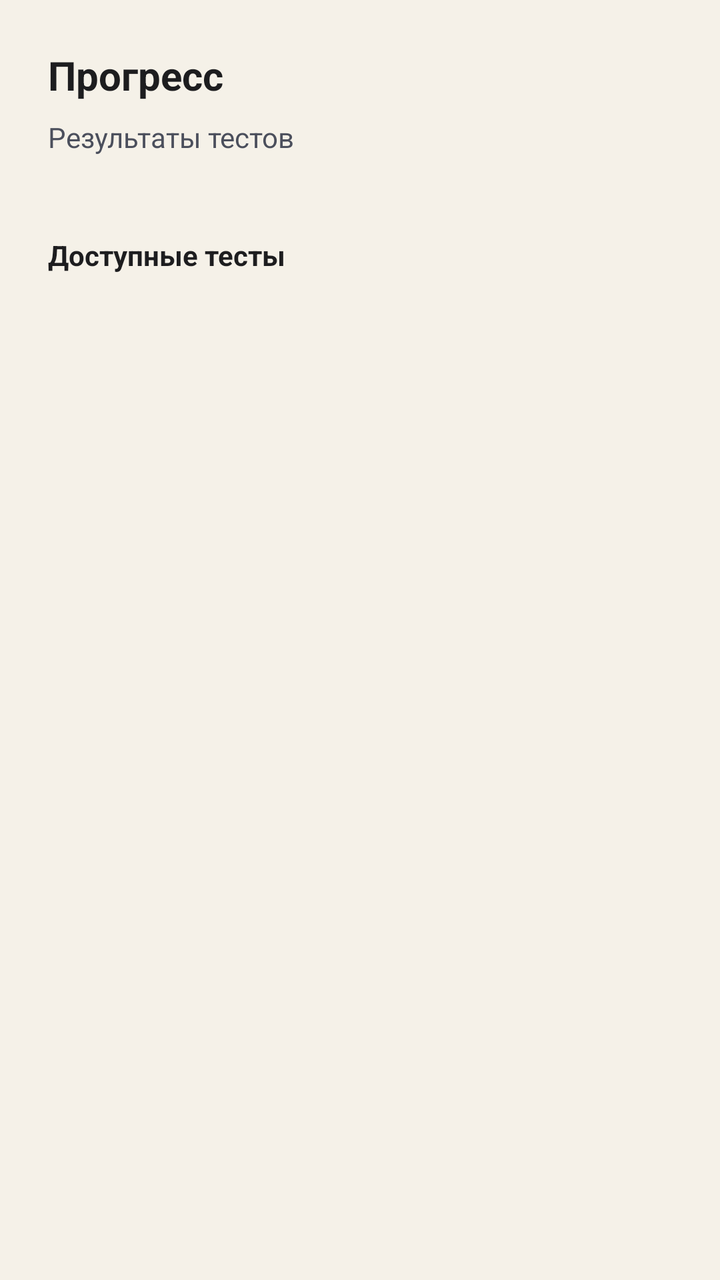
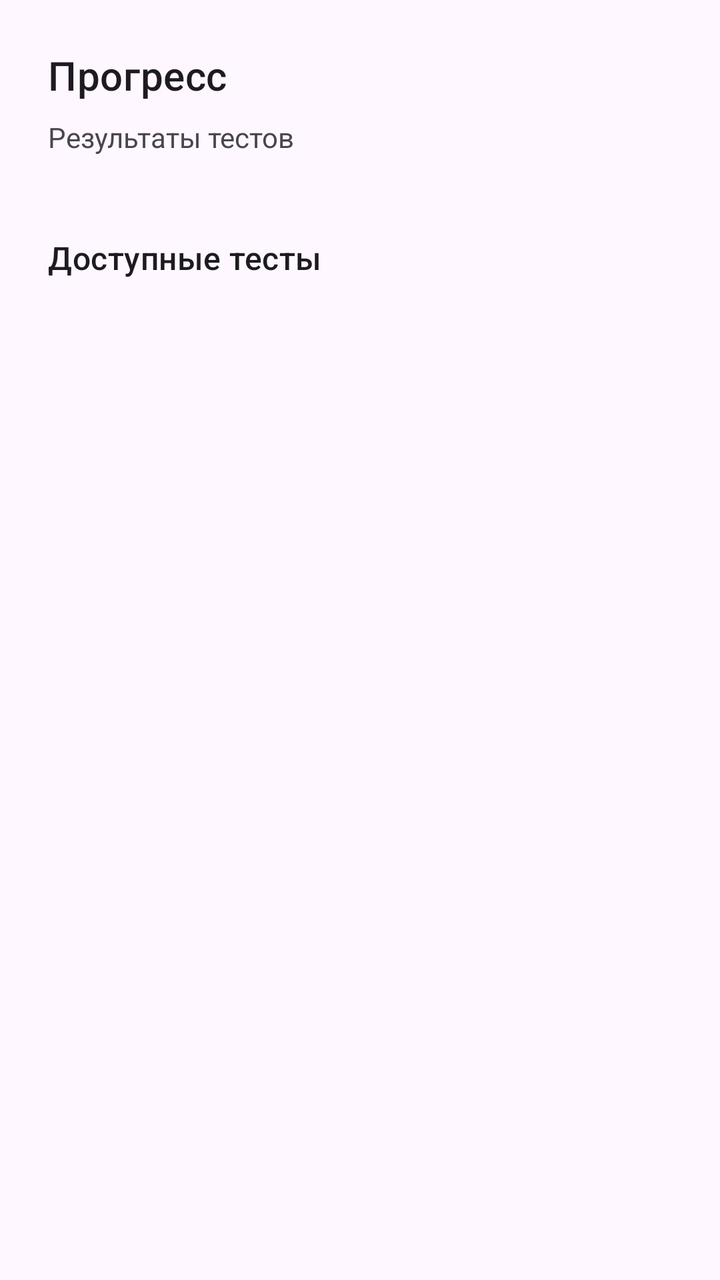

An Android layout rendered at two revisions. The XML below is the earlier revision; the diff shows what the commit changed to produce the second picture.
<!-- AndroidManifest.xml: application theme Theme.TutorPlatform -->
<!-- res/layout/fragment_student_progress.xml -->
<?xml version="1.0" encoding="utf-8"?>
<ScrollView
    xmlns:android="http://schemas.android.com/apk/res/android"
    android:layout_width="match_parent"
    android:layout_height="match_parent"
    android:background="@color/brand_light">

    <LinearLayout
        android:layout_width="match_parent"
        android:layout_height="wrap_content"
        android:orientation="vertical"
        android:padding="@dimen/spacing_lg">

        <TextView
            android:layout_width="match_parent"
            android:layout_height="wrap_content"
            android:text="Прогресс"
            android:textSize="20sp"
            android:textStyle="bold"
            android:textColor="@color/text_primary" />

        <TextView
            android:layout_width="match_parent"
            android:layout_height="wrap_content"
            android:layout_marginTop="@dimen/spacing_sm"
            android:text="Результаты тестов"
            android:textColor="@color/text_secondary" />

        <androidx.recyclerview.widget.RecyclerView
            android:id="@+id/student_results_list"
            android:layout_width="match_parent"
            android:layout_height="wrap_content"
            android:layout_marginTop="@dimen/spacing_md" />

        <ProgressBar
            android:id="@+id/student_results_progress"
            android:layout_width="wrap_content"
            android:layout_height="wrap_content"
            android:layout_gravity="center_horizontal"
            android:layout_marginTop="@dimen/spacing_sm"
            android:visibility="gone" />

        <TextView
            android:layout_width="match_parent"
            android:layout_height="wrap_content"
            android:layout_marginTop="@dimen/spacing_lg"
            android:text="Доступные тесты"
            android:textColor="@color/text_primary"
            android:textStyle="bold" />

        <androidx.recyclerview.widget.RecyclerView
            android:id="@+id/student_tests_list"
            android:layout_width="match_parent"
            android:layout_height="wrap_content"
            android:layout_marginTop="@dimen/spacing_md" />

        <ProgressBar
            android:id="@+id/student_tests_progress"
            android:layout_width="wrap_content"
            android:layout_height="wrap_content"
            android:layout_gravity="center_horizontal"
            android:layout_marginTop="@dimen/spacing_sm"
            android:visibility="gone" />

    </LinearLayout>
</ScrollView>
<!-- resources referenced by this layout -->
<resources>
  <color name="brand_light">#F5F1E8</color>
  <color name="text_primary">#1D1D1F</color>
  <color name="text_secondary">#4B4F5C</color>
  <dimen name="spacing_lg">24dp</dimen>
  <dimen name="spacing_md">16dp</dimen>
  <dimen name="spacing_sm">8dp</dimen>
  <style name="Theme.TutorPlatform" parent="Theme.MaterialComponents.Light.NoActionBar">
          <item name="colorPrimary">@color/brand_primary</item>
          <item name="colorPrimaryVariant">@color/brand_dark</item>
          <item name="colorOnPrimary">@color/white</item>
          <item name="colorSecondary">@color/brand_secondary</item>
          <item name="colorSecondaryVariant">@color/brand_tertiary</item>
          <item name="colorOnSecondary">@color/brand_dark</item>
          <item name="android:statusBarColor">@color/brand_dark</item>
          <item name="android:windowBackground">@color/brand_light</item>
          <item name="android:colorAccent">@color/accent</item>
      </style>
  <color name="brand_primary">#2E3A59</color>
  <color name="brand_dark">#1F2433</color>
  <color name="white">#FFFFFF</color>
  <color name="brand_secondary">#E9B44C</color>
  <color name="brand_tertiary">#D6605A</color>
  <color name="accent">#3C6E71</color>
</resources>

<!-- the commit's change to res/layout/fragment_student_progress.xml (unified diff, before → after) -->
@@ -1,9 +1,10 @@
 <?xml version="1.0" encoding="utf-8"?>
 <ScrollView
     xmlns:android="http://schemas.android.com/apk/res/android"
+    xmlns:app="http://schemas.android.com/apk/res-auto"
     android:layout_width="match_parent"
     android:layout_height="match_parent"
-    android:background="@color/brand_light">
+    android:fitsSystemWindows="true">
 
     <LinearLayout
         android:layout_width="match_parent"
@@ -11,20 +12,20 @@
         android:orientation="vertical"
         android:padding="@dimen/spacing_lg">
 
-        <TextView
+        <com.google.android.material.textview.MaterialTextView
             android:layout_width="match_parent"
             android:layout_height="wrap_content"
             android:text="Прогресс"
+            android:textColor="?attr/colorOnSurface"
             android:textSize="20sp"
-            android:textStyle="bold"
-            android:textColor="@color/text_primary" />
+            android:textAppearance="?attr/textAppearanceTitleMedium" />
 
-        <TextView
+        <com.google.android.material.textview.MaterialTextView
             android:layout_width="match_parent"
             android:layout_height="wrap_content"
             android:layout_marginTop="@dimen/spacing_sm"
             android:text="Результаты тестов"
-            android:textColor="@color/text_secondary" />
+            android:textColor="?attr/colorOnSurfaceVariant" />
 
         <androidx.recyclerview.widget.RecyclerView
             android:id="@+id/student_results_list"
@@ -40,13 +41,13 @@
             android:layout_marginTop="@dimen/spacing_sm"
             android:visibility="gone" />
 
-        <TextView
+        <com.google.android.material.textview.MaterialTextView
             android:layout_width="match_parent"
             android:layout_height="wrap_content"
             android:layout_marginTop="@dimen/spacing_lg"
             android:text="Доступные тесты"
-            android:textColor="@color/text_primary"
-            android:textStyle="bold" />
+            android:textColor="?attr/colorOnSurface"
+            android:textAppearance="?attr/textAppearanceTitleMedium" />
 
         <androidx.recyclerview.widget.RecyclerView
             android:id="@+id/student_tests_list"
<!-- resource entries referenced after the edit -->
@@ -1,27 +1,13 @@
 <!-- resources referenced by this layout -->
 <resources>
-  <color name="brand_light">#F5F1E8</color>
-  <color name="text_primary">#1D1D1F</color>
-  <color name="text_secondary">#4B4F5C</color>
   <dimen name="spacing_lg">24dp</dimen>
   <dimen name="spacing_md">16dp</dimen>
   <dimen name="spacing_sm">8dp</dimen>
-  <style name="Theme.TutorPlatform" parent="Theme.MaterialComponents.Light.NoActionBar">
-          <item name="colorPrimary">@color/brand_primary</item>
-          <item name="colorPrimaryVariant">@color/brand_dark</item>
-          <item name="colorOnPrimary">@color/white</item>
-          <item name="colorSecondary">@color/brand_secondary</item>
-          <item name="colorSecondaryVariant">@color/brand_tertiary</item>
-          <item name="colorOnSecondary">@color/brand_dark</item>
-          <item name="android:statusBarColor">@color/brand_dark</item>
-          <item name="android:windowBackground">@color/brand_light</item>
-          <item name="android:colorAccent">@color/accent</item>
+  <style name="Theme.TutorPlatform" parent="Theme.Material3.DayNight.NoActionBar">
+          <item name="chatMyBubbleColor">?attr/colorPrimaryContainer</item>
+          <item name="chatMyBubbleTextColor">?attr/colorOnPrimaryContainer</item>
+          <item name="chatOtherBubbleColor">?attr/colorSurfaceVariant</item>
+          <item name="chatOtherBubbleTextColor">?attr/colorOnSurfaceVariant</item>
       </style>
-  <color name="brand_primary">#2E3A59</color>
-  <color name="brand_dark">#1F2433</color>
-  <color name="white">#FFFFFF</color>
-  <color name="brand_secondary">#E9B44C</color>
-  <color name="brand_tertiary">#D6605A</color>
-  <color name="accent">#3C6E71</color>
 </resources>
 
